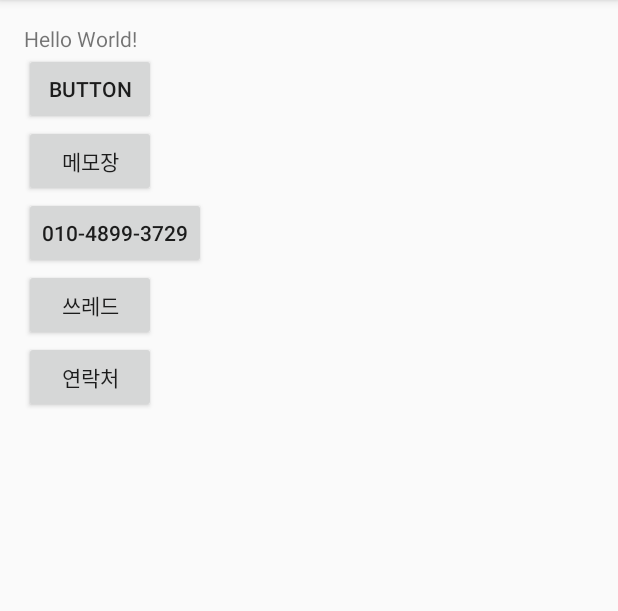
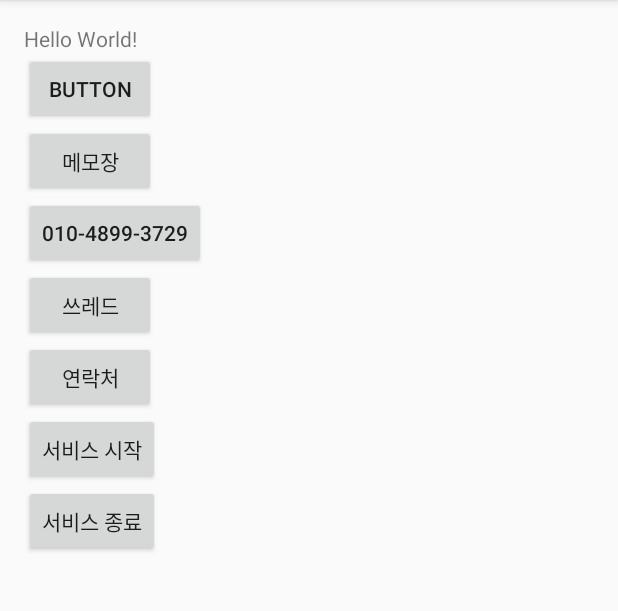
Before and after one commit to suwonsmartapp/VacationBae, an Android app: the screen it shows after launch (MainActivity), on a phone screen of 412 x 824 dp, the part 84-695 px from its top. Run offline under Robolectric (Android 15) with nearby library versions, the phone set to English and light mode, and no system bars.

```diff
--- a/app/src/main/res/layout/activity_main.xml
+++ b/app/src/main/res/layout/activity_main.xml
@@ -46,4 +46,16 @@
         android:layout_width="wrap_content"
         android:layout_height="wrap_content" />
 
+    <Button
+        android:id="@+id/start_service"
+        android:text="서비스 시작"
+        android:layout_width="wrap_content"
+        android:layout_height="wrap_content" />
+
+    <Button
+        android:id="@+id/stop_service"
+        android:text="서비스 종료"
+        android:layout_width="wrap_content"
+        android:layout_height="wrap_content" />
+
 </LinearLayout>
```
Also changed, not shown: app/src/main/AndroidManifest.xml (+6 -1 lines), app/src/main/java/com/team_coder/myapplication/MainActivity.java (+12 -0 lines), app/src/main/java/com/team_coder/myapplication/service/MyService.java (added, +54 -0 lines).
